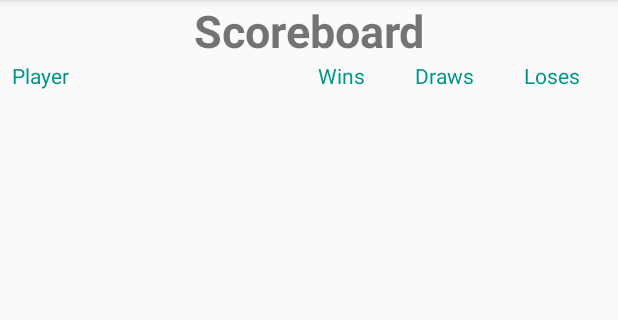
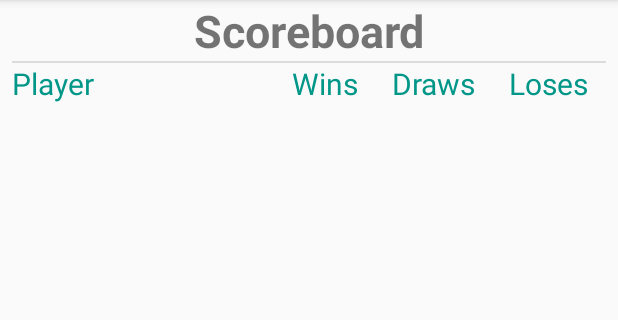
Before and after one commit to maciejSamerdak/SMiM, an Android app: the ScoreboardActivity screen opened directly, with no data from a screen before it, on a phone screen of 412 x 824 dp, the part 84-404 px from its top. Run offline under Robolectric (Android 15) with nearby library versions, the phone set to English and light mode, and no system bars; our stand-ins replace Firebase (no records; nobody signed in at launch, a user with empty details on screens opened directly).

Commit message:
Horizontal lines and bigger font size in scoreboard

```diff
--- a/app/src/main/java/com/example/maciej/smim/ScoreboardActivity.kt
+++ b/app/src/main/java/com/example/maciej/smim/ScoreboardActivity.kt
@@ -20,6 +20,7 @@ class ScoreboardActivity : AppCompatActivity()  {
     private var listOfTextViews: MutableList<MutableList<TextView>> = mutableListOf<MutableList<TextView>>()
     private var rowsNumber: Int = 0
     private lateinit var ref: DatabaseReference
+    private var fontSize: Float = 20F
     override fun onCreate(savedInstanceState: Bundle?) {
         super.onCreate(savedInstanceState)
         setContentView(R.layout.activity_scoreboard)
@@ -31,6 +32,10 @@ class ScoreboardActivity : AppCompatActivity()  {
         listOfTextViews[0].add(findViewById(R.id.winsNumber))
         listOfTextViews[0].add(findViewById(R.id.drawsNumber))
         listOfTextViews[0].add(findViewById(R.id.losesNumber))
+        listOfTextViews[0][0].textSize = fontSize
+        listOfTextViews[0][1].textSize = fontSize
+        listOfTextViews[0][2].textSize = fontSize
+        listOfTextViews[0][3].textSize = fontSize
         listOfTextViews[0][0].text = "Player"
         listOfTextViews[0][1].text = "Wins"
         listOfTextViews[0][2].text = "Draws"
@@ -52,6 +57,10 @@ class ScoreboardActivity : AppCompatActivity()  {
                 var i: Int = rowsNumber
                 for (child in dataSnapshot.children){
                     listOfChildren.add(child)
+                    listOfTextViews[i][0].textSize = fontSize
+                    listOfTextViews[i][1].textSize = fontSize
+                    listOfTextViews[i][2].textSize = fontSize
+                    listOfTextViews[i][3].textSize = fontSize
                     listOfTextViews[i][0].text = child.child("name").value.toString()
                     listOfTextViews[i][1].text = child.child("wins").value.toString()
                     listOfTextViews[i][2].text = child.child("draws").value.toString()
--- a/app/src/main/res/layout/activity_scoreboard.xml
+++ b/app/src/main/res/layout/activity_scoreboard.xml
@@ -9,6 +9,8 @@
             android:id="@+id/table"
             android:layout_width="match_parent"
             android:layout_height="match_parent"
+            android:showDividers="middle"
+            android:divider="?android:listDivider"
             android:layout_marginStart="8dp"
             android:layout_marginEnd="8dp"
             android:layout_marginBottom="8dp"
```
